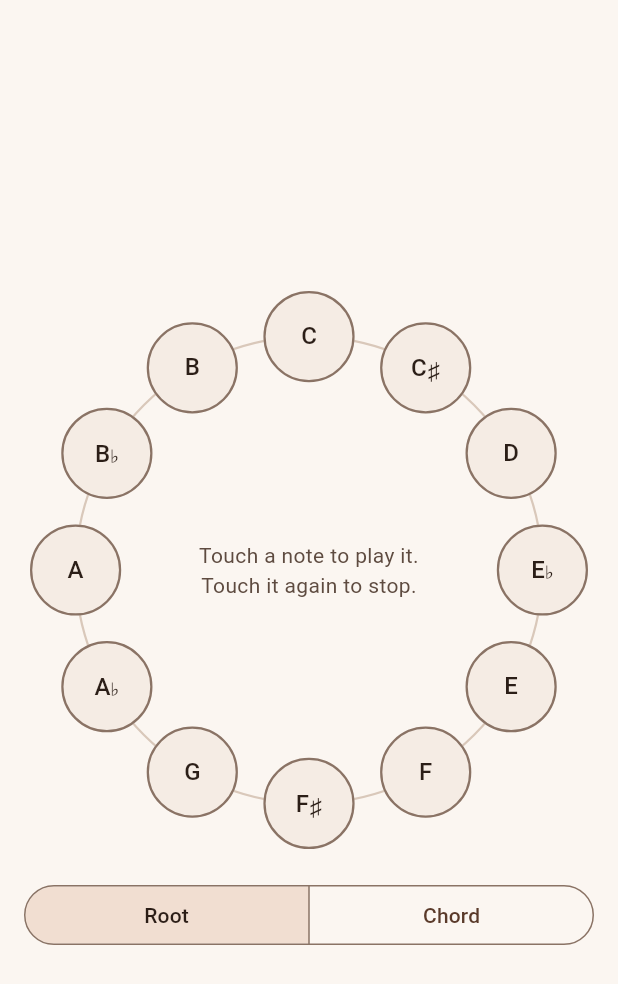
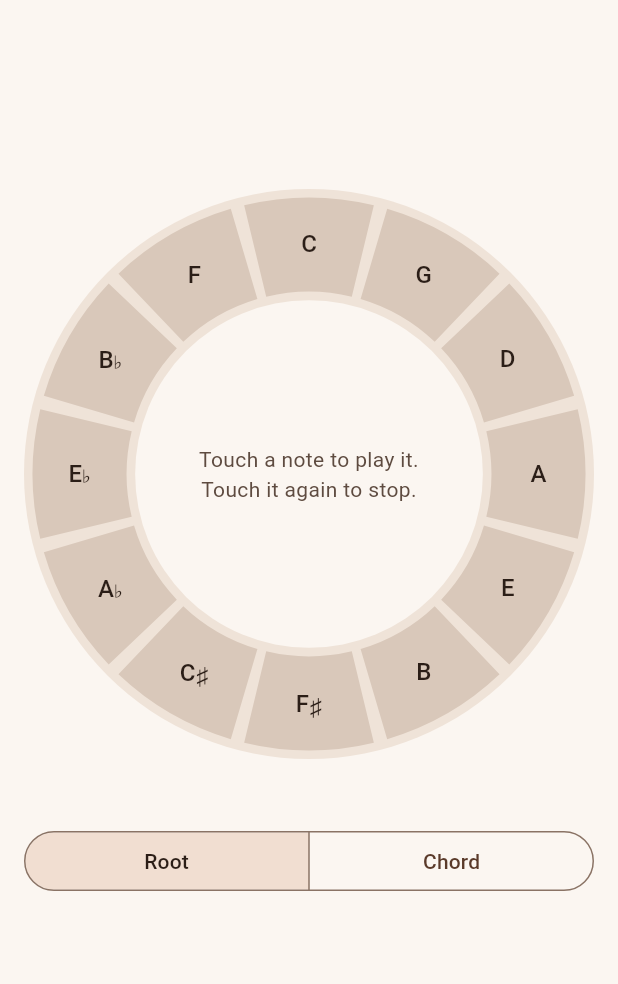
Before and after one commit to luigir86/Low-End, a Flutter app: the DronePanel widget shown alone on an empty page, opened directly, on a phone screen of 412 x 824 dp. Shown: the top 984 px of the screen. Run offline on Flutter 3.47's test engine with Material 3 defaults, Android fonts, the phone set to English and light mode, and no system bars; our stand-ins replace shared_preferences; missing offline and left inert: flutter_soloud, record; accounts and stored records are empty.

Commit message:
One dial for tuner, drone and metronome, with aligned controls
The three sections now share the same round dial: same size, same place,
same disc, ring and hub. The tuner draws its two strobe bands in the
ring, the drone its twelve notes as segments round the circle of fifths
(C at the top, then G, D, A...), the metronome its four beats. Below it
every section has the same two rows at the same height: messages /
Root-Chord / tempo, then Pause / chord menu / TAP. The dial and the rows
are centred together in the height, so nothing moves between tabs.

Co-Authored-By: Claude Opus 5.5 (1M context) <noreply@anthropic.com>

```diff
--- a/lib/features/tuner/drone/drone_panel.dart
+++ b/lib/features/tuner/drone/drone_panel.dart
@@ -2,14 +2,21 @@ import 'dart:math' as math;
 
 import 'package:flutter/material.dart';
 
+import '../../../app/theme.dart';
 import '../../../audio/audio_scope.dart';
 import '../../../audio/pitch.dart';
 import '../../../l10n/app_localizations.dart';
+import '../../../widgets/dial.dart';
 import 'drone_controller.dart';
 
-/// The drone: twelve note keys round a dial, like a clock with C at the
-/// top. Touching a key plays that note and keeps it lit; touching another
-/// switches to it; touching the lit one again stops it.
+/// The twelve notes in circle-of-fifths order, C at the top and clockwise:
+/// each step is a fifth up, so the neighbours of a key are its closest
+/// relatives.
+const circleOfFifths = [0, 7, 2, 9, 4, 11, 6, 1, 8, 3, 10, 5];
+
+/// The drone: the twelve notes as segments of the dial, round the circle of
+/// fifths. Touching a segment plays that note and keeps it lit; touching
+/// another switches to it; touching the lit one again stops it.
 class DronePanel extends StatelessWidget {
   const DronePanel({super.key});
 
@@ -23,31 +30,12 @@ class DronePanel extends StatelessWidget {
       listenable: Listenable.merge([drone, scope.settings]),
       builder: (context, _) {
         final names = scope.settings.noteNames(Localizations.localeOf(context));
-        return LayoutBuilder(
-          builder: (context, constraints) {
-            // Leave room below for the voicing controls.
-            final dial = math.min(
-              math.min(constraints.maxWidth - 32, constraints.maxHeight - 150),
-              420.0,
-            );
-            return ListView(
-              padding: const EdgeInsets.symmetric(horizontal: 16, vertical: 8),
+        return DialLayout(
+          dial: _FifthsDial(drone: drone, names: names),
+          upper: Column(
+            mainAxisSize: MainAxisSize.min,
             children: [
-                // Centred in the height when it fits; it scrolls when it does
-                // not (large text, landscape).
-                ConstrainedBox(
-                  constraints: BoxConstraints(
-                    minHeight: math.max(0, constraints.maxHeight - 16),
-                  ),
-                  child: Column(
-                    mainAxisAlignment: MainAxisAlignment.center,
-                    children: [
-                      Center(
-                        child: SizedBox.square(
-                          dimension: math.max(dial, 260),
-                          child: _NoteDial(drone: drone, names: names),
-                        ),
-                      ),
+              _VoicingSwitch(drone: drone),
               if (drone.audioFailed)
                 Semantics(
                   liveRegion: true,
@@ -57,22 +45,17 @@ class DronePanel extends StatelessWidget {
                     style: TextStyle(color: theme.colorScheme.error),
                   ),
                 ),
-                      const SizedBox(height: 16),
-                      _VoicingControls(drone: drone),
             ],
           ),
-                ),
-              ],
-            );
-          },
+          lower: _ChordMenu(drone: drone),
         );
       },
     );
   }
 }
 
-class _NoteDial extends StatelessWidget {
-  const _NoteDial({required this.drone, required this.names});
+class _FifthsDial extends StatelessWidget {
+  const _FifthsDial({required this.drone, required this.names});
 
   final DroneController drone;
   final NoteNames names;
@@ -80,48 +63,51 @@ class _NoteDial extends StatelessWidget {
   @override
   Widget build(BuildContext context) {
     final theme = Theme.of(context);
+    final playing = drone.isPlaying ? drone.note.pitchClass : null;
     return LayoutBuilder(
       builder: (context, constraints) {
-        final size = constraints.biggest.shortestSide;
+        final size = constraints.biggest;
         // For a frame the dial can get almost no room (for instance while
         // the app rebuilds after a language change): draw nothing then.
-        if (size < 200) return const SizedBox.shrink();
-        final key = (size * 0.16).clamp(48.0, 64.0);
-        final radius = math.max(0.0, size / 2 - key / 2 - 4);
-        // The largest square inside the ring of keys.
-        final inner = math.max(0.0, radius - key / 2 - 4) * math.sqrt2;
-        final center = size / 2;
+        if (size.shortestSide < 120) return const SizedBox.shrink();
+        final dial = DialGeometry(size);
+        // A touch area per note, as wide as the ring is thick.
+        final key = math.max(48.0, dial.ringWidth);
         return Stack(
           children: [
             Positioned.fill(
               child: CustomPaint(
-                painter: _DialPainter(
-                  track: theme.colorScheme.outlineVariant,
-                  radius: radius,
+                painter: _FifthsPainter(
+                  playing: playing,
+                  colors: theme.colorScheme,
+                  disc: LowEndColors.of(context).strobeBackground,
                 ),
               ),
             ),
-            for (var pc = 0; pc < 12; pc++)
-              Positioned(
-                left: center + radius * math.sin(pc * math.pi / 6) - key / 2,
-                top: center - radius * math.cos(pc * math.pi / 6) - key / 2,
+            for (var i = 0; i < 12; i++)
+              Positioned.fromRect(
+                rect: Rect.fromCenter(
+                  center: dial.ringPoint(i * math.pi / 6),
                   width: key,
                   height: key,
+                ),
                 child: _NoteKey(
-                  name: Note(pc, DroneController.octave).name(names),
-                  playing: drone.isPlaying && drone.note.pitchClass == pc,
-                  onTap: () => drone.tapNote(pc),
+                  name: Note(
+                    circleOfFifths[i],
+                    DroneController.octave,
+                  ).name(names),
+                  playing: playing == circleOfFifths[i],
+                  onTap: () => drone.tapNote(circleOfFifths[i]),
                 ),
               ),
+            // What is sounding, in the hub; large text shrinks to fit.
             Center(
-              // Large text shrinks to fit inside the keys rather than spill
-              // over them.
               child: SizedBox.square(
-                dimension: inner,
+                dimension: dial.hub * math.sqrt2,
                 child: FittedBox(
                   fit: BoxFit.scaleDown,
                   child: SizedBox(
-                    width: inner,
+                    width: dial.hub * math.sqrt2,
                     child: _DialCenter(drone: drone, names: names),
                   ),
                 ),
@@ -134,29 +120,42 @@ class _NoteDial extends StatelessWidget {
   }
 }
 
-class _DialPainter extends CustomPainter {
-  _DialPainter({required this.track, required this.radius});
+/// The ring of twelve segments, the one playing lit.
+class _FifthsPainter extends CustomPainter {
+  _FifthsPainter({
+    required this.playing,
+    required this.colors,
+    required this.disc,
+  });
 
-  final Color track;
-  final double radius;
+  final int? playing;
+  final ColorScheme colors;
+  final Color disc;
 
   @override
   void paint(Canvas canvas, Size size) {
-    canvas.drawCircle(
-      size.center(Offset.zero),
-      radius,
-      Paint()
-        ..color = track
-        ..style = PaintingStyle.stroke
-        ..strokeWidth = 1.5,
+    final dial = DialGeometry(size);
+    dial.paintBase(canvas, disc: disc, hub: colors.surface);
+    const step = math.pi / 6;
+    for (var i = 0; i < 12; i++) {
+      dial.paintSegment(
+        canvas,
+        startAngle: i * step - step / 2 + DialGeometry.gap / 2,
+        sweep: step - DialGeometry.gap,
+        color: playing == circleOfFifths[i]
+            ? colors.primary
+            : colors.outlineVariant,
       );
+    }
   }
 
   @override
-  bool shouldRepaint(_DialPainter old) =>
-      old.track != track || old.radius != radius;
+  bool shouldRepaint(_FifthsPainter old) =>
+      old.playing != playing || old.colors != colors || old.disc != disc;
 }
 
+/// The touch area and label of one segment; the segment itself is painted
+/// by [_FifthsPainter].
 class _NoteKey extends StatelessWidget {
   const _NoteKey({
     required this.name,
@@ -180,12 +179,7 @@ class _NoteKey extends StatelessWidget {
       label: playing ? l10n.stopSound(name) : l10n.playSound(name),
       excludeSemantics: true,
       child: Material(
-        shape: CircleBorder(
-          side: playing
-              ? BorderSide.none
-              : BorderSide(color: colors.outline, width: 1.5),
-        ),
-        color: playing ? colors.primary : colors.surfaceContainerLow,
+        type: MaterialType.transparency,
         child: InkWell(
           customBorder: const CircleBorder(),
           onTap: onTap,
@@ -280,25 +274,22 @@ String chordSymbol(AppLocalizations l10n, ChordType chord, String note) =>
       ChordType.seventh => l10n.droneChordSeventh(note),
     };
 
-/// Root or chord and, for a chord, which one. Stacked rather than side by
-/// side, so long labels ("Fondamentale") keep the whole width with large
-/// text, and the chord menu never opens over the switch.
-class _VoicingControls extends StatelessWidget {
-  const _VoicingControls({required this.drone});
+/// Root or Chord, full width, as tall as the other sections' first row.
+class _VoicingSwitch extends StatelessWidget {
+  const _VoicingSwitch({required this.drone});
 
   final DroneController drone;
 
   @override
   Widget build(BuildContext context) {
     final l10n = AppLocalizations.of(context);
-    final chordMode = drone.voicing == DroneVoicing.chord;
-    return Column(
-      crossAxisAlignment: CrossAxisAlignment.stretch,
-      children: [
-        SegmentedButton<DroneVoicing>(
+    return SizedBox(
+      width: double.infinity,
+      child: SegmentedButton<DroneVoicing>(
         // A tick would take room from the labels; the filled segment
         // already shows the choice.
         showSelectedIcon: false,
+        style: SegmentedButton.styleFrom(minimumSize: const Size(0, 64)),
         segments: [
           ButtonSegment(value: DroneVoicing.root, label: Text(l10n.rootOnly)),
           ButtonSegment(
@@ -309,13 +300,25 @@ class _VoicingControls extends StatelessWidget {
         selected: {drone.voicing},
         onSelectionChanged: (s) => drone.setVoicing(s.first),
       ),
-        // The chord menu only when a chord plays.
-        AnimatedSize(
-          duration: const Duration(milliseconds: 200),
-          alignment: Alignment.topCenter,
-          child: chordMode
-              ? Padding(
-                  padding: const EdgeInsets.only(top: 12),
+    );
+  }
+}
+
+/// Which chord: shown only when a chord plays, its place kept otherwise so
+/// the rows line up with the other sections.
+class _ChordMenu extends StatelessWidget {
+  const _ChordMenu({required this.drone});
+
+  final DroneController drone;
+
+  @override
+  Widget build(BuildContext context) {
+    final l10n = AppLocalizations.of(context);
+    return Visibility(
+      visible: drone.voicing == DroneVoicing.chord,
+      maintainSize: true,
+      maintainAnimation: true,
+      maintainState: true,
       child: DropdownMenu<ChordType>(
         expandedInsets: EdgeInsets.zero,
         // Also what screen readers announce with the choice.
@@ -323,19 +326,12 @@ class _VoicingControls extends StatelessWidget {
         initialSelection: drone.chord,
         dropdownMenuEntries: [
           for (final chord in ChordType.values)
-                        DropdownMenuEntry(
-                          value: chord,
-                          label: chordName(l10n, chord),
-                        ),
+            DropdownMenuEntry(value: chord, label: chordName(l10n, chord)),
         ],
         onSelected: (c) {
           if (c != null) drone.setChord(c);
         },
       ),
-                )
-              : const SizedBox(width: double.infinity),
-        ),
-      ],
     );
   }
 }
--- a/lib/features/tuner/tuner_panel.dart
+++ b/lib/features/tuner/tuner_panel.dart
@@ -8,6 +8,7 @@ import '../../app/theme.dart';
 import '../../audio/audio_scope.dart';
 import '../../audio/pitch.dart';
 import '../../l10n/app_localizations.dart';
+import '../../widgets/dial.dart';
 import 'tuner_controller.dart';
 import 'tunings.dart';
 
@@ -70,32 +71,16 @@ class _TunerPanelState extends State<TunerPanel> {
             ? null
             : TunerReading.of(hz, tuning: _tuner.tuning, a4: settings.a4);
         final message = _statusMessage(l10n);
-        return Padding(
-          padding: const EdgeInsets.all(16),
-          child: Column(
-            children: [
-              Expanded(
-                child: LayoutBuilder(
-                  builder: (context, constraints) => Center(
-                    child: SizedBox.square(
-                      dimension: math.min(
-                        constraints.biggest.shortestSide,
-                        520,
-                      ),
-                      child: _StrobeDisc(
+        return DialLayout(
+          dial: _StrobeDisc(
             reading: reading,
             listening: _tuner.isListening,
             names: names,
           ),
-                    ),
-                  ),
-                ),
-              ),
-              const SizedBox(height: 12),
-              if (message != null)
-                // Announced by screen readers, e.g. when the microphone is
-                // denied.
-                Semantics(
+          // Announced by screen readers, e.g. when the microphone is denied.
+          upper: message == null
+              ? const SizedBox.shrink()
+              : Semantics(
                   liveRegion: true,
                   child: Text(
                     message,
@@ -107,18 +92,15 @@ class _TunerPanelState extends State<TunerPanel> {
                         : TextStyle(color: theme.colorScheme.error),
                   ),
                 ),
-              // Listening is the normal state, so pausing stays discreet.
-              TextButton.icon(
+          // As wide and tall as TAP and the chord menu, but only text:
+          // listening is the normal state, so pausing stays discreet.
+          lower: TextButton.icon(
             onPressed: _tuner.toggle,
-                icon: Icon(
-                  _tuner.isListening ? Icons.pause : Icons.mic,
-                  size: 20,
-                ),
+            style: TextButton.styleFrom(minimumSize: const Size.fromHeight(64)),
+            icon: Icon(_tuner.isListening ? Icons.pause : Icons.mic, size: 20),
             label: Text(
               _tuner.isListening ? l10n.stopListening : l10n.startListening,
             ),
-              ),
-            ],
           ),
         );
       },
@@ -278,32 +260,31 @@ class _DiscPainter extends CustomPainter {
 
   @override
   void paint(Canvas canvas, Size size) {
-    final center = size.center(Offset.zero);
-    final outer = size.shortestSide / 2;
-    final band = outer * 0.15;
-    final gap = outer * 0.03;
-    canvas.drawCircle(center, outer, Paint()..color = background);
+    final dial = DialGeometry(size);
+    dial.paintBase(canvas, disc: background, hub: hub);
 
-    final paint = Paint()
-      ..color = segments
-      ..style = PaintingStyle.stroke
-      ..strokeWidth = band;
+    // Two bands of segments fill the ring, the inner one turning twice as
+    // fast: the same ring the drone and the metronome use.
     const step = 2 * math.pi / _count;
-    for (var ring = 0; ring < 2; ring++) {
-      final radius = outer - gap - band / 2 - ring * (band + gap);
-      final rect = Rect.fromCircle(center: center, radius: radius);
-      final turn = stillCents == null ? phase.value * (ring + 1) * step : 0.0;
+    final split = dial.ringInner + dial.ringWidth / 2;
+    final bandGap = dial.ringWidth * 0.06;
+    for (var band = 0; band < 2; band++) {
+      final turn = stillCents == null ? phase.value * (band + 1) * step : 0.0;
       for (var i = 0; i < _count; i++) {
-        canvas.drawArc(rect, i * step + turn, step / 2, false, paint);
+        dial.paintSegment(
+          canvas,
+          startAngle: i * step + turn,
+          sweep: step / 2,
+          color: segments,
+          inner: band == 0 ? split + bandGap / 2 : dial.ringInner,
+          outer: band == 0 ? dial.ringOuter : split - bandGap / 2,
+        );
       }
     }
 
-    // The hub, where the note is written.
-    final hubRadius = outer - 2 * (band + gap) - gap;
-    canvas.drawCircle(center, hubRadius, Paint()..color = hub);
-
     if (stillCents case final cents?) {
-      // Ticks every 10 cents over the top of the rim, the marker on them.
+      // Ticks every 10 cents over the top of the hub, the marker on them.
+      final center = dial.center;
       double angle(double c) => -math.pi / 2 + c / 50 * (math.pi * 3 / 4);
       final tick = Paint()
         ..color = scale
@@ -312,16 +293,16 @@ class _DiscPainter extends CustomPainter {
         final a = angle(c.toDouble());
         final dir = Offset(math.cos(a), math.sin(a));
         canvas.drawLine(
-          center + dir * (hubRadius + gap),
-          center + dir * (hubRadius + gap * 3),
+          center + dir * (dial.hub * 0.86),
+          center + dir * (dial.hub * 0.96),
           tick,
         );
       }
       final a = angle(cents.clamp(-50, 50));
       final dir = Offset(math.cos(a), math.sin(a));
       canvas.drawLine(
-        center + dir * (hubRadius + gap),
-        center + dir * (outer - gap),
+        center + dir * (dial.hub * 0.80),
+        center + dir * dial.hub,
         Paint()
           ..color = segments
           ..strokeWidth = 6
--- /dev/null
+++ b/lib/widgets/dial.dart
@@ -0,0 +1,149 @@
+import 'dart:math' as math;
+
+import 'package:flutter/material.dart';
+
+/// The round dial at the heart of every section: the strobe of the tuner,
+/// the circle of fifths of the drone, the beats of the metronome. One
+/// geometry and one place on screen for all three, so moving between tabs
+/// the circle stays put and only what is drawn in it changes.
+class DialGeometry {
+  DialGeometry(Size size)
+    : center = size.center(Offset.zero),
+      radius = size.shortestSide / 2;
+
+  final Offset center;
+
+  /// Radius of the whole dial, its background disc.
+  final double radius;
+
+  /// The ring where each section draws its segments, between [ringInner]
+  /// and [ringOuter].
+  double get ringOuter => radius * 0.97;
+  double get ringInner => radius * 0.64;
+
+  /// The plain centre, where the note or the beat dot goes.
+  double get hub => radius * 0.61;
+
+  /// The gap left between neighbouring segments, in radians.
+  static const gap = 0.05;
+
+  /// Paints the background disc and the hub.
+  void paintBase(Canvas canvas, {required Color disc, required Color hub}) {
+    canvas.drawCircle(center, radius, Paint()..color = disc);
+    canvas.drawCircle(center, this.hub, Paint()..color = hub);
+  }
+
+  /// Paints one ring segment from [startAngle] (0 is the top, clockwise)
+  /// across [sweep] radians, between radii [inner] and [outer] (the whole
+  /// ring by default).
+  void paintSegment(
+    Canvas canvas, {
+    required double startAngle,
+    required double sweep,
+    required Color color,
+    double? inner,
+    double? outer,
+  }) {
+    final rIn = inner ?? ringInner, rOut = outer ?? ringOuter;
+    final start = startAngle - math.pi / 2;
+    final path = Path()
+      ..arcTo(Rect.fromCircle(center: center, radius: rOut), start, sweep, true)
+      ..arcTo(
+        Rect.fromCircle(center: center, radius: rIn),
+        start + sweep,
+        -sweep,
+        false,
+      )
+      ..close();
+    canvas.drawPath(path, Paint()..color = color);
+  }
+
+  /// Where the middle of a segment centred on [angle] sits (0 is the top,
+  /// clockwise).
+  Offset ringPoint(double angle) {
+    final r = (ringInner + ringOuter) / 2;
+    return center + Offset(math.sin(angle), -math.cos(angle)) * r;
+  }
+
+  /// Thickness of the ring.
+  double get ringWidth => ringOuter - ringInner;
+}
+
+/// Lays out a section around its dial, the same way on every tab: the dial
+/// at the top, then two rows of controls, each the same height and in the
+/// same place whatever the section, so moving between tabs only what is
+/// inside them changes.
+class DialLayout extends StatelessWidget {
+  const DialLayout({
+    super.key,
+    required this.dial,
+    required this.upper,
+    required this.lower,
+  });
+
+  final Widget dial;
+
+  /// The first row under the dial: the tempo, Root or Chord, the tuner's
+  /// messages.
+  final Widget upper;
+
+  /// The second row: TAP, the chord, Pause.
+  final Widget lower;
+
+  /// Largest dial, on tablets.
+  static const _maxSize = 420.0;
+
+  /// Minimum heights of the two rows, and the room they take with their
+  /// spacing; with large text a row grows and the screen scrolls.
+  static const upperHeight = 88.0;
+  static const lowerHeight = 64.0;
+  static const _controlsRoom = upperHeight + lowerHeight + 72;
+
+  @override
+  Widget build(BuildContext context) {
+    return LayoutBuilder(
+      builder: (context, constraints) {
+        final size = math.max(
+          200.0,
+          math.min(
+            math.min(constraints.maxWidth - 32, _maxSize),
+            constraints.maxHeight - _controlsRoom,
+          ),
+        );
+        return SingleChildScrollView(
+          padding: const EdgeInsets.all(16),
+          child: ConstrainedBox(
+            // The dial and the rows are centred in the height as one block,
+            // the same on every tab (the rows keep fixed heights), and the
+            // screen scrolls when they do not fit (very large text).
+            constraints: BoxConstraints(
+              minHeight: math.max(0, constraints.maxHeight - 32),
+            ),
+            child: Column(
+              mainAxisAlignment: MainAxisAlignment.center,
+              children: [
+                SizedBox.square(dimension: size, child: dial),
+                const SizedBox(height: 24),
+                ConstrainedBox(
+                  constraints: const BoxConstraints(
+                    minHeight: upperHeight,
+                    maxWidth: _maxSize,
+                  ),
+                  child: Center(child: upper),
+                ),
+                const SizedBox(height: 16),
+                ConstrainedBox(
+                  constraints: const BoxConstraints(
+                    minHeight: lowerHeight,
+                    maxWidth: _maxSize,
+                  ),
+                  child: Center(child: lower),
+                ),
+              ],
+            ),
+          ),
+        );
+      },
+    );
+  }
+}
```
Also changed, not shown: lib/features/metronome/metronome_screen.dart (+19 -54 lines), 1 other file. Lines whose indentation alone changed are shown as unchanged.
